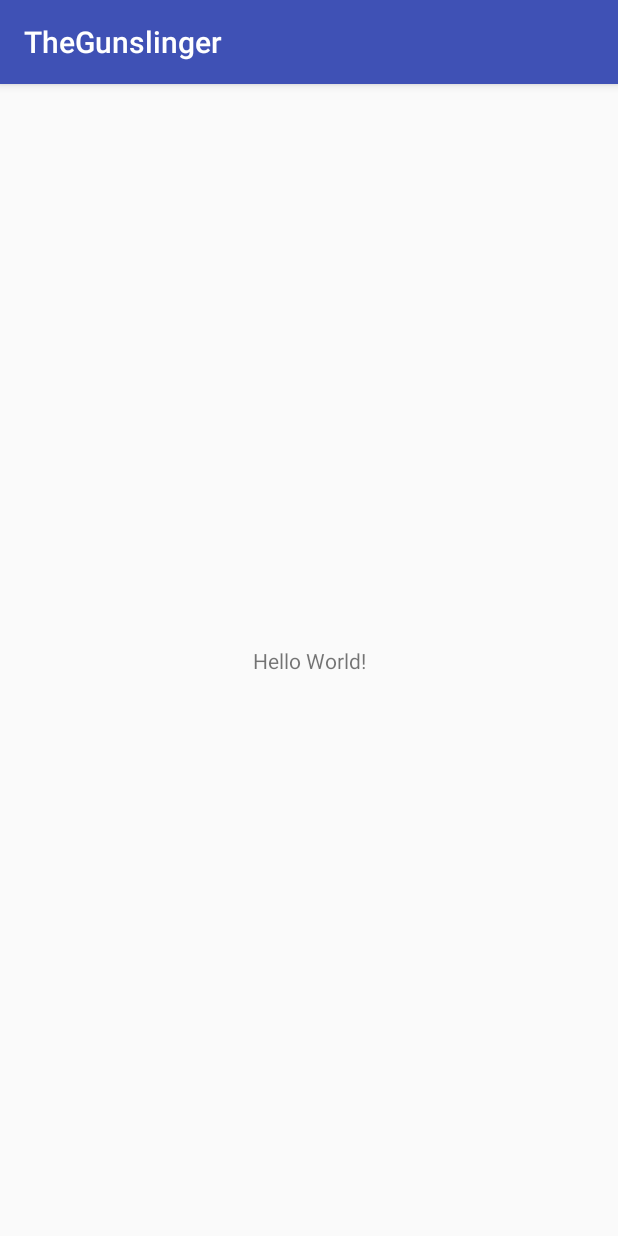
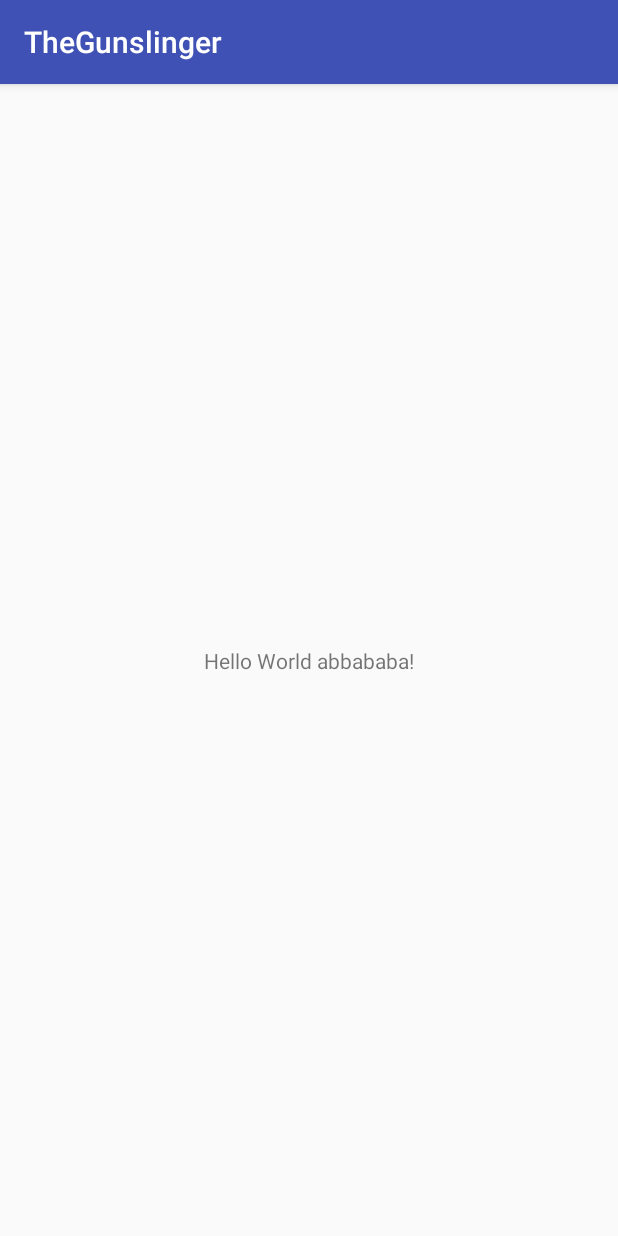
Before and after one commit to Savinvadim1312/TheGunslinger, an Android app: the screen it shows after launch (MainActivity), on a phone screen of 412 x 824 dp. Run offline under Robolectric (Android 15) with nearby library versions, the phone set to English and light mode, and no system bars.

Commit message:
sergiu commit

```diff
--- a/app/src/main/res/layout/activity_main.xml
+++ b/app/src/main/res/layout/activity_main.xml
@@ -9,7 +9,7 @@
     <TextView
         android:layout_width="wrap_content"
         android:layout_height="wrap_content"
-        android:text="Hello World!"
+        android:text="Hello World abbababa!"
         app:layout_constraintBottom_toBottomOf="parent"
         app:layout_constraintLeft_toLeftOf="parent"
         app:layout_constraintRight_toRightOf="parent"
```
